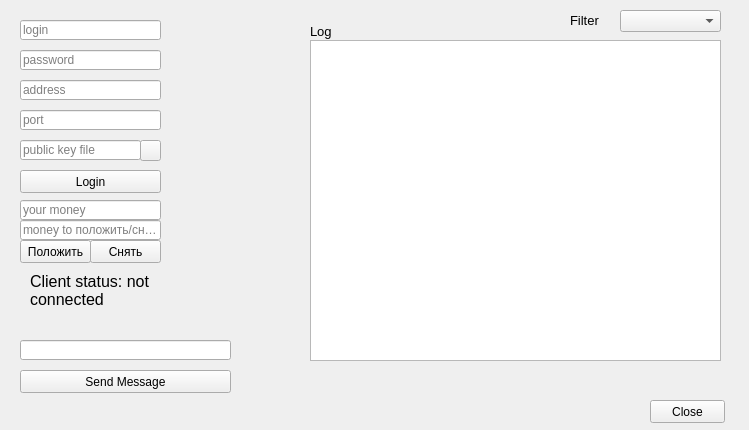
gear54rus/bank-system, file client/ClientApplication/mainwindow.ui: the form before one commit.
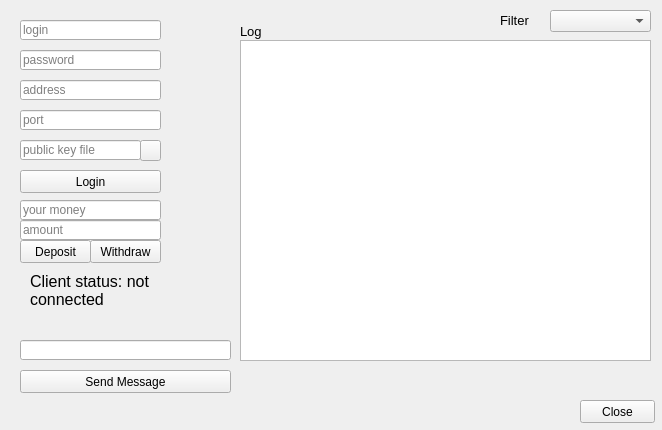
The form after the commit. Icons and pictures are not drawn.

Commit message: CLIENT: fixed freezing client state without connection settings. fixed text on few elements (there were russian text). main windows resized.

Patch:
```diff
--- a/client/ClientApplication/mainwindow.ui
+++ b/client/ClientApplication/mainwindow.ui
@@ -6,19 +6,19 @@
    <rect>
     <x>0</x>
     <y>0</y>
-    <width>749</width>
+    <width>662</width>
     <height>430</height>
    </rect>
   </property>
   <property name="minimumSize">
    <size>
-    <width>749</width>
+    <width>662</width>
     <height>430</height>
    </size>
   </property>
   <property name="maximumSize">
    <size>
-    <width>749</width>
+    <width>662</width>
     <height>430</height>
    </size>
   </property>
@@ -144,7 +144,7 @@
    <widget class="QTextBrowser" name="logBrowser">
     <property name="geometry">
      <rect>
-      <x>310</x>
+      <x>240</x>
       <y>40</y>
       <width>411</width>
       <height>321</height>
@@ -154,7 +154,7 @@
    <widget class="QLabel" name="lLog">
     <property name="geometry">
      <rect>
-      <x>310</x>
+      <x>240</x>
       <y>21</y>
       <width>46</width>
       <height>20</height>
@@ -192,7 +192,7 @@
      </rect>
     </property>
     <property name="text">
-     <string>Положить</string>
+     <string>Deposit</string>
     </property>
    </widget>
    <widget class="QPushButton" name="bSub">
@@ -205,7 +205,7 @@
      </rect>
     </property>
     <property name="text">
-     <string>Снять</string>
+     <string>Withdraw</string>
     </property>
    </widget>
    <widget class="QLineEdit" name="eAccount">
@@ -234,13 +234,13 @@
      </rect>
     </property>
     <property name="placeholderText">
-     <string>money to положить/снять</string>
+     <string>amount</string>
     </property>
    </widget>
    <widget class="QPushButton" name="pClose">
     <property name="geometry">
      <rect>
-      <x>650</x>
+      <x>580</x>
       <y>400</y>
       <width>75</width>
       <height>23</height>
@@ -253,7 +253,7 @@
    <widget class="QComboBox" name="cbFilter">
     <property name="geometry">
      <rect>
-      <x>620</x>
+      <x>550</x>
       <y>10</y>
       <width>101</width>
       <height>22</height>
@@ -272,7 +272,7 @@
    <widget class="QLabel" name="lFilterLabel">
     <property name="geometry">
      <rect>
-      <x>570</x>
+      <x>500</x>
       <y>10</y>
       <width>41</width>
       <height>20</height>
```
The commit also changes 2 other files.
